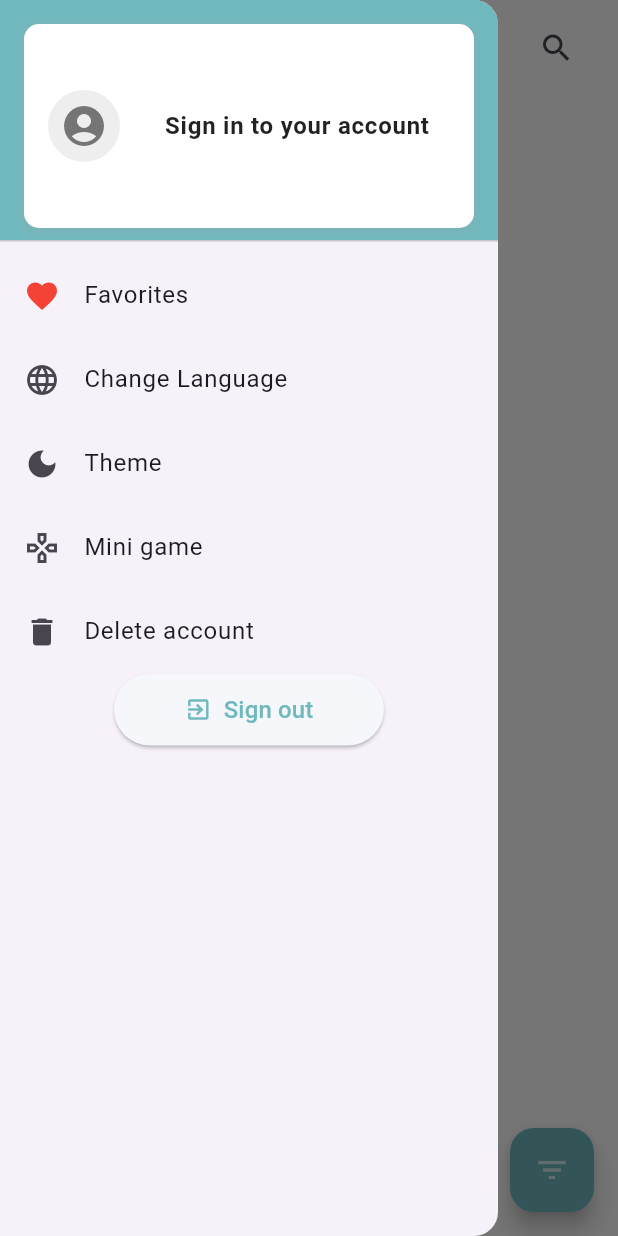
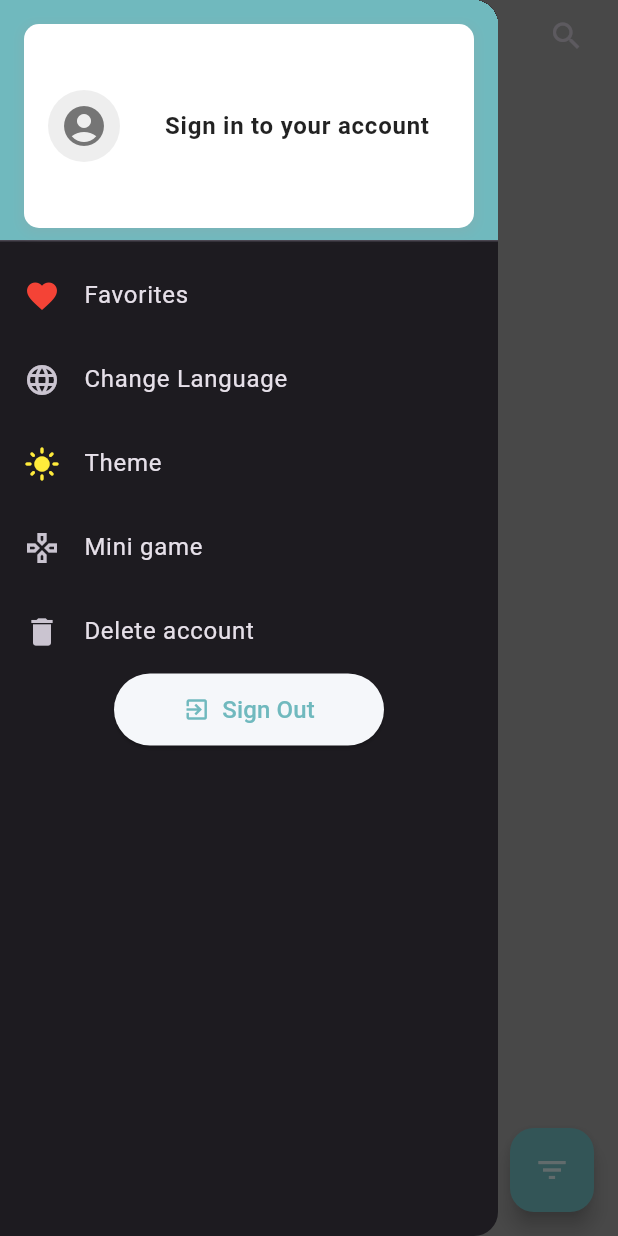
Before and after one commit to PhamLong301/recipes_hub, a Flutter app: the screen it shows after launch, with the side drawer open, on a phone screen of 412 x 824 dp. Run offline on Flutter 3.47's test engine with Material 3 defaults, Android fonts, the light colour scheme and no system bars; our stand-ins replace animated_splash_screen, cloud_firestore, dio, firebase_auth, firebase_core, firebase_database and 4 more; accounts and stored records are empty; network calls fail.

Commit message:
change theme

```diff
--- a/lib/localizations/local_string.dart
+++ b/lib/localizations/local_string.dart
@@ -11,9 +11,9 @@ class LocalString extends Translations{
       "english" : "English",
       "vietnamese" : "Vietnamese",
       "theme" : "Theme",
-      "sign_in" : "Sign in",
-      "sign_up" : "Sign up",
-      "sign_out" : "Sign out",
+      "sign_in" : "Sign In",
+      "sign_up" : "Sign Up",
+      "sign_out" : "Sign Out",
       "hello" : "Hello",
       "favorites" : "Favorites",
       "instructions" : "Instructions",
@@ -40,9 +40,9 @@ class LocalString extends Translations{
       "english" : "Tiếng Anh",
       "vietnamese" : "Tiếng Việt",
       "theme" : "Chủ đề",
-      "sign_in" : "Đăng nhập",
-      "sign_up" : "Đăng ký",
-      "sign_out" : "Đăng xuất",
+      "sign_in" : "Đăng Nhập",
+      "sign_up" : "Đăng Ký",
+      "sign_out" : "Đăng Xuất",
       "hello" : "Xin chào",
       "favorites" : "Yêu thích",
       "instructions" : "Hướng dẫn",
--- a/lib/theme/theme_app.dart
+++ b/lib/theme/theme_app.dart
@@ -3,15 +3,15 @@ import 'package:flutter/material.dart';
 class ThemeApp {
   static final light = ThemeData(
     brightness: Brightness.light,
-    primaryColor: Colors.green,
-    appBarTheme: const AppBarTheme(color: Colors.orangeAccent),
+    primaryColor: const Color(0xff70B9BE),
+    appBarTheme: const AppBarTheme(color: Colors.white),
     scaffoldBackgroundColor: Colors.white,
-    fontFamily: 'Roboto',
+    fontFamily: '',
     textTheme: const TextTheme(
         displayLarge: TextStyle(
           fontSize: 20,
           fontWeight: FontWeight.bold,
-          color: Colors.red,
+          color: Colors.black,
         ),
         titleLarge: TextStyle(
           fontSize: 30,
@@ -20,14 +20,14 @@ class ThemeApp {
   static final dark = ThemeData(
     brightness: Brightness.dark,
     primaryColor: Colors.green[800],
-    appBarTheme: const AppBarTheme(color: Colors.deepOrange),
+    appBarTheme: const AppBarTheme(color: Colors.grey),
     scaffoldBackgroundColor: Colors.grey,
-    fontFamily: 'Roboto',
+    fontFamily: '',
     textTheme: const TextTheme(
         displayLarge: TextStyle(
           fontSize: 20,
           fontWeight: FontWeight.bold,
-          color: Colors.red,
+          color: Colors.white,
         ),
         titleLarge: TextStyle(
           fontSize: 30,
--- a/lib/view/main_screens/home_screen.dart
+++ b/lib/view/main_screens/home_screen.dart
@@ -42,17 +42,6 @@ class _HomeScreenState extends State<HomeScreen> {
         child: const DrawerListView(),
       ),
       body: SafeArea(
-        child: Obx(
-          () {
-            if (recipesController.isLoadingAll.value) {
-              return const Center(
-                child: CircularProgressIndicator(),
-              );
-            } else {
-              List<ResultsResponse> recipes = recipesController.recipes;
-              return NotificationListener(
-                  child: Padding(
-                padding: const EdgeInsets.all(8.0),
         child: Column(
           crossAxisAlignment: CrossAxisAlignment.start,
           children: [
@@ -86,19 +75,30 @@ class _HomeScreenState extends State<HomeScreen> {
                 )
               ],
             ),
-                    const SizedBox(
-                      height: 30,
-                    ),
-                    Text(
+            Padding(
+              padding: const EdgeInsets.all(8.0),
+              child: Text(
                 'recommended_for_you'.tr,
                 style: const TextStyle(
                   fontSize: 25,
                   fontWeight: FontWeight.bold,
                 ),
               ),
-                    const SizedBox(
-                      height: 10,
             ),
+            Expanded(
+              child: Obx(
+                () {
+                  if (recipesController.isLoadingAll.value) {
+                    return const Center(
+                      child: CircularProgressIndicator(),
+                    );
+                  } else {
+                    List<ResultsResponse> recipes = recipesController.recipes;
+                    return NotificationListener(
+                        child: Padding(
+                      padding: const EdgeInsets.all(8.0),
+                      child: Column(
+                        children: [
                           Expanded(
                             child: ListView.builder(
                               controller: scrollController,
@@ -112,9 +112,11 @@ class _HomeScreenState extends State<HomeScreen> {
                                         ));
                                   },
                                   child: DishItem(
-                              widthSize: MediaQuery.of(context).size.width,
+                                    widthSize:
+                                        MediaQuery.of(context).size.width,
                                     heightSize: 200,
-                              marginSize: const EdgeInsets.only(bottom: 30),
+                                    marginSize:
+                                        const EdgeInsets.only(bottom: 30),
                                     urlImage: recipes[index].image ?? '',
                                     dishName: recipes[index].title ?? '',
                                   ),
@@ -134,6 +136,9 @@ class _HomeScreenState extends State<HomeScreen> {
                     ));
                   }
                 },
+              ),
+            )
+          ],
         ),
       ),
       floatingActionButton: FloatingActionButton(
--- a/lib/widget/drawer_list_view.dart
+++ b/lib/widget/drawer_list_view.dart
@@ -1,7 +1,8 @@
 import 'package:recipes_hub/controller/language_controller.dart';
+import 'package:recipes_hub/controller/theme_controller.dart';
 import '../view/authentication_screen/sign_up_screen.dart';
 import 'log_in_widget.dart';
-import 'log_out_wigdet.dart';
+import 'log_out_widget.dart';
 import 'package:get/get.dart';
 import 'package:flutter/material.dart';
 import '../view/authentication_screen/sign_in_screen.dart';
@@ -11,6 +12,7 @@ class DrawerListView extends StatelessWidget {
 
   @override
   Widget build(BuildContext context) {
+    final ThemeController themeController = Get.put(ThemeController());
     return ListView(
       padding: EdgeInsets.zero,
       children: [
@@ -43,10 +45,18 @@ class DrawerListView extends StatelessWidget {
           },
         ),
         ListTile(
-          leading: const Icon(Icons.dark_mode),
+          leading: themeController.isDarkTheme.value
+              ? Icon(
+                  Icons.dark_mode,
+                  color: Colors.white,
+                )
+              : Icon(
+                  Icons.light_mode,
+                  color: Colors.yellow,
+                ),
           title: Text('theme'.tr),
           onTap: () {
-            Get.back();
+            themeController.toggleTheme();
           },
         ),
         ListTile(
@@ -77,8 +87,7 @@ class DrawerListView extends StatelessWidget {
           children: [
             Text('can_not_open_favorite_list'.tr),
             Text('have_not_login_or_account'.tr),
-            Text(
-                'login_or_create_account'.tr),
+            Text('login_or_create_account'.tr),
           ],
         ),
         actions: [
@@ -120,9 +129,8 @@ class DrawerListView extends StatelessWidget {
     );
   }
 
-  void alertDeleteAccount(){
-    Get.dialog(
-        AlertDialog(
+  void alertDeleteAccount() {
+    Get.dialog(AlertDialog(
       title: Text('notice'.tr),
       content: Column(
         mainAxisSize: MainAxisSize.min,
@@ -130,22 +138,29 @@ class DrawerListView extends StatelessWidget {
           Text('ask_for_delete'.tr),
           Row(
             children: [
-                  TextButton(onPressed: () {}, child: Text('yes'.tr,
+              TextButton(
+                  onPressed: () {},
+                  child: Text(
+                    'yes'.tr,
                     style: const TextStyle(
                       color: Color(0xff70B9BE),
-                    ),)),
-                  TextButton(onPressed: () {
+                    ),
+                  )),
+              TextButton(
+                  onPressed: () {
                     Get.back();
-                  }, child: Text('no'.tr,
+                  },
+                  child: Text(
+                    'no'.tr,
                     style: const TextStyle(
                       color: Colors.grey,
-                    ),)),
+                    ),
+                  )),
             ],
           ),
         ],
       ),
-        )
-    );
+    ));
   }
 
   void changeLanguage() {
```
Also changed, not shown: lib/controller/theme_controller.dart (added, +33 -0 lines), lib/view/authentication_screen/sign_up_screen.dart (+48 -48 lines), lib/widget/log_out_widget.dart (renamed from lib/widget/log_out_wigdet.dart). Lines whose indentation alone changed are shown as unchanged.
